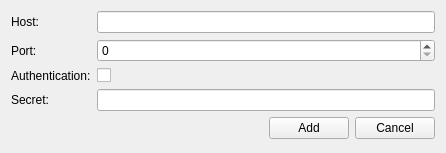
Before: the Qt Designer form src/brickv/plugin_system/plugins/red/ui/red_tab_settings_server_monitoring_add_host_dialog.ui in Tinkerforge/brickv, drawn with Qt 5.
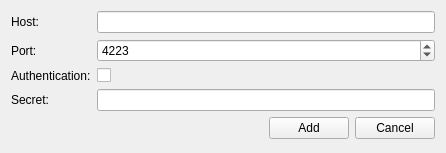
After: the same form once the commit is applied.

Commit message:
red-brick: Server monitoring in a state for release.
Work in progress to add multiple host support for server monitoring.

The edit to the form file:
```diff
--- a/src/brickv/plugin_system/plugins/red/ui/red_tab_settings_server_monitoring_add_host_dialog.ui
+++ b/src/brickv/plugin_system/plugins/red/ui/red_tab_settings_server_monitoring_add_host_dialog.ui
@@ -63,7 +63,17 @@
     </widget>
    </item>
    <item row="1" column="1">
-    <widget class="QSpinBox" name="sbox_sm_add_host_port"/>
+    <widget class="QSpinBox" name="sbox_sm_add_host_port">
+     <property name="minimum">
+      <number>1</number>
+     </property>
+     <property name="maximum">
+      <number>65535</number>
+     </property>
+     <property name="value">
+      <number>4223</number>
+     </property>
+    </widget>
    </item>
    <item row="2" column="1">
     <widget class="QCheckBox" name="chkbox_sm_add_host_authentication">
```
Left out of the diff: 2 changed lines with no effect on the pictures. The commit also changes 2 other files.
